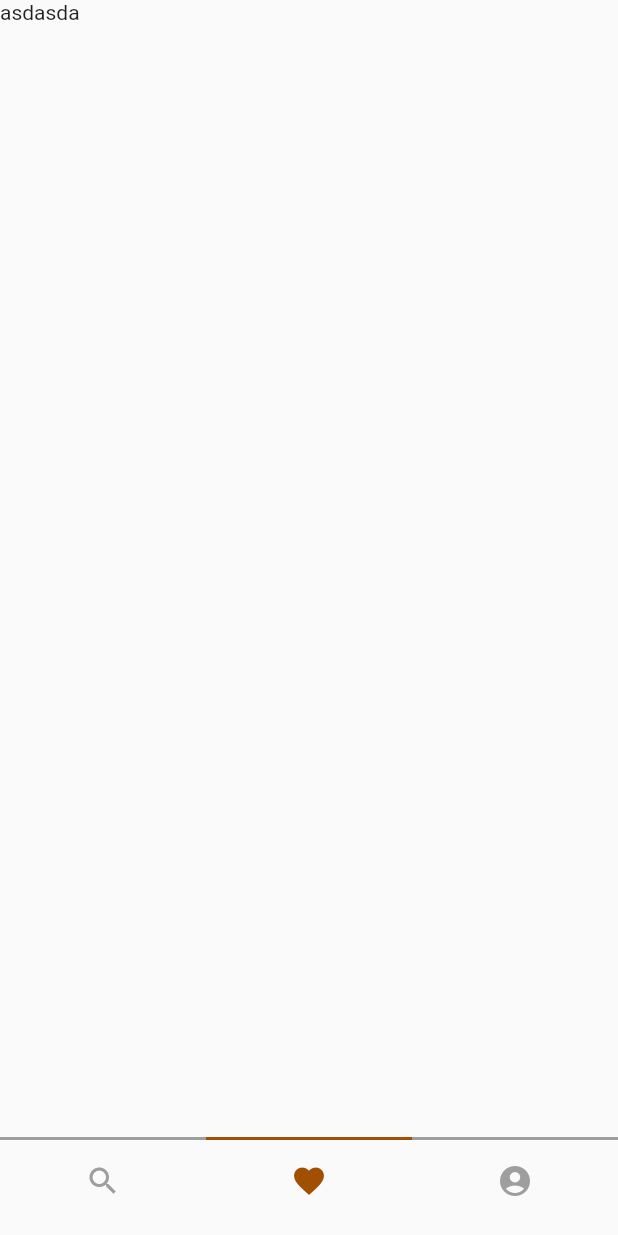
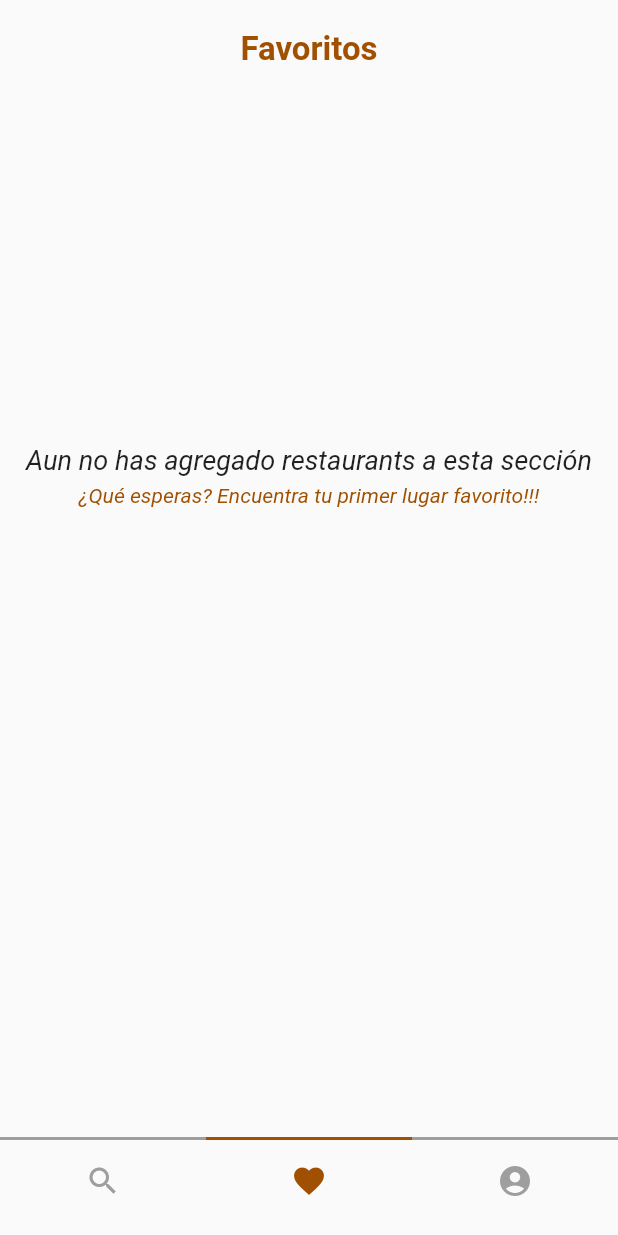
Before and after one commit to jeallomolm/flutter_app_catalogo, a Flutter app: the screen it shows after launch, scrolled down 468 dp, after a tap on the "favorite" icon, on a phone screen of 412 x 824 dp. Run offline on Flutter 3.47's test engine with Material 2 defaults, Android fonts, the phone set to English and light mode, and no system bars.

Commit message:
Pestaña favoritos, version inicial

```diff
--- a/lib/data/data.dart
+++ b/lib/data/data.dart
@@ -1 +1,3 @@
 export 'users.dart';
+export 'restaurants.dart';
+export 'favs.dart';
--- /dev/null
+++ b/lib/data/favs.dart
@@ -0,0 +1,3 @@
+import 'package:flutter_app_catalogo/models/models.dart';
+
+List<Restaurant> favsData = [];
--- a/lib/screens/main_screen.dart
+++ b/lib/screens/main_screen.dart
@@ -3,7 +3,6 @@ import 'package:flutter_app_catalogo/config/config.dart';
 import 'package:flutter_app_catalogo/widgets/widgets.dart';
 
 final PageController controller = PageController(initialPage: 0);
-List<Widget> pages = [RestaurantsList(), FavoritesList(), ProfileUser()];
 
 class MainScreen extends StatefulWidget {
   @override
@@ -25,7 +24,11 @@ class _MainScreenState extends State<MainScreen> {
           Expanded(
             child: PageView(
               controller: controller,
-              children: pages,
+              children: [
+                RestaurantList(refresh()),
+                FavoritesList(refresh()),
+                ProfileUser(),
+              ],
               physics: NeverScrollableScrollPhysics(),
             ),
           ),
@@ -117,4 +120,8 @@ class _MainScreenState extends State<MainScreen> {
       ),
     ));
   }
+
+  refresh() {
+    setState(() {});
+  }
 }
--- a/lib/widgets/favorites_list.dart
+++ b/lib/widgets/favorites_list.dart
@@ -1,8 +1,79 @@
 import 'package:flutter/material.dart';
+import 'package:flutter_app_catalogo/config/config.dart';
+import 'package:flutter_app_catalogo/data/data.dart';
+import 'package:flutter_app_catalogo/widgets/widgets.dart';
 
-class FavoritesList extends StatelessWidget {
+List<Widget> restaurantsFav = [];
+
+class FavoritesList extends StatefulWidget {
+  final Function notify;
+
+  @override
+  _FavoritesListState createState() => _FavoritesListState();
+
+  FavoritesList(this.notify) {
+    if (favsData.isEmpty) {
+      restaurantsFav.clear();
+      restaurantsFav.add(
+        Container(
+          padding: EdgeInsets.only(top: 250.0),
+          child: Column(
+            mainAxisAlignment: MainAxisAlignment.center,
+            children: [
+              Text(
+                "Aun no has agregado restaurants a esta sección",
+                style: TextStyle(fontStyle: FontStyle.italic, fontSize: 18.0),
+              ),
+              SizedBox(
+                height: 5.0,
+              ),
+              Text(
+                "¿Qué esperas? Encuentra tu primer lugar favorito!!!",
+                style:
+                    TextStyles.bodyText.copyWith(fontStyle: FontStyle.italic),
+              ),
+            ],
+          ),
+        ),
+      );
+    } else {
+      int i;
+      restaurantsFav.clear();
+      for (i = 0; i < favsData.length; i++) {
+        restaurantsFav.add(
+            RestaurantItem(favsData[i].name, favsData[i].image, i, notify));
+      }
+    }
+  }
+}
+
+class _FavoritesListState extends State<FavoritesList> {
   @override
   Widget build(BuildContext context) {
-    return Text("asdasda");
+    return Column(
+      children: [
+        Container(
+          child: Center(
+            child: Container(
+              margin: EdgeInsets.only(top: 20.0),
+              child: Text(
+                "Favoritos",
+                style: TextStyles.bodyText
+                    .copyWith(fontWeight: FontWeight.bold, fontSize: 22.0),
+              ),
+            ),
+          ),
+        ),
+        Expanded(
+          child: SingleChildScrollView(
+            child: Container(
+              child: Column(
+                children: restaurantsFav,
+              ),
+            ),
+          ),
+        ),
+      ],
+    );
   }
 }
--- a/lib/widgets/restaurant_item.dart
+++ b/lib/widgets/restaurant_item.dart
@@ -1,20 +1,30 @@
 import 'package:flutter/material.dart';
 import 'package:flutter_app_catalogo/config/config.dart';
+import 'package:flutter_app_catalogo/screens/restaurant_screen.dart';
 
 class RestaurantItem extends StatelessWidget {
+  final Function notify;
   final String name;
   final String image;
+  final int id;
 
-  RestaurantItem(this.name, this.image);
+  RestaurantItem(this.name, this.image, this.id, this.notify);
 
   @override
   Widget build(BuildContext context) {
-    return Container(
+    return GestureDetector(
+      onTap: () {
+        Navigator.push(
+            context,
+            MaterialPageRoute(
+                builder: (context) => RestaurantScreen(id, notify)));
+      },
+      child: Container(
         margin: EdgeInsets.symmetric(vertical: 2.0, horizontal: 10.0),
         child: Stack(children: [
           Card(
-          shape:
-              RoundedRectangleBorder(borderRadius: BorderRadius.circular(15.0)),
+            shape: RoundedRectangleBorder(
+                borderRadius: BorderRadius.circular(15.0)),
             child: ClipRRect(
               borderRadius: BorderRadius.circular(15.0),
               child: Container(
@@ -36,6 +46,7 @@ class RestaurantItem extends StatelessWidget {
             child: Text(name, style: TextStyles.RestaurantItemText),
           ),
         ]),
+      ),
     );
   }
 }
--- a/lib/widgets/restaurants_list.dart
+++ b/lib/widgets/restaurants_list.dart
@@ -1,12 +1,26 @@
 import 'package:flutter/material.dart';
-import 'package:flutter_app_catalogo/config/config.dart';
 import 'package:flutter_app_catalogo/data/restaurants.dart';
-import 'package:flutter_app_catalogo/models/restaurant.dart';
 import 'package:flutter_app_catalogo/widgets/widgets.dart';
 
-List<RestaurantItem> restaurants = [];
+List<RestaurantItem> restaurantsFavs = [];
 
-class RestaurantsList extends StatelessWidget {
+class RestaurantList extends StatefulWidget {
+  final Function notify;
+
+  @override
+  _RestaurantListState createState() => _RestaurantListState();
+  RestaurantList(this.notify) {
+    if (restaurantsFav.isEmpty) {
+      int i;
+      for (i = 0; i < restaurantsData.length; i++) {
+        restaurantsFavs.add(RestaurantItem(
+            restaurantsData[i].name, restaurantsData[i].image, i, notify));
+      }
+    }
+  }
+}
+
+class _RestaurantListState extends State<RestaurantList> {
   @override
   Widget build(BuildContext context) {
     return Column(
@@ -36,7 +50,7 @@ class RestaurantsList extends StatelessWidget {
           child: SingleChildScrollView(
             child: Container(
               child: Column(
-                children: restaurants,
+                children: restaurantsFavs,
               ),
             ),
           ),
@@ -44,14 +58,4 @@ class RestaurantsList extends StatelessWidget {
       ],
     );
   }
-
-  RestaurantsList() {
-    if (restaurants.isEmpty) {
-      int i;
-      for (i = 0; i < restaurantsData.length; i++) {
-        restaurants.add(
-            RestaurantItem(restaurantsData[i].name, restaurantsData[i].image));
-      }
-    }
-  }
 }
```
Also changed, not shown: lib/screens/restaurant_screen.dart (added, +90 -0 lines). Lines whose indentation alone changed are shown as unchanged.
